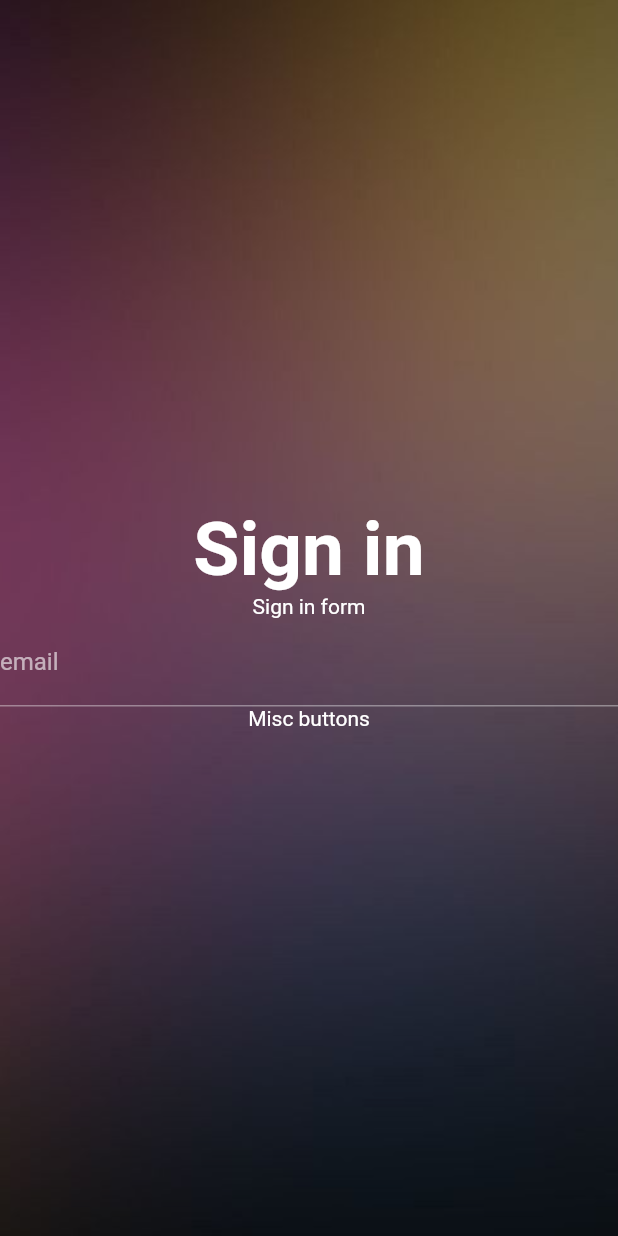
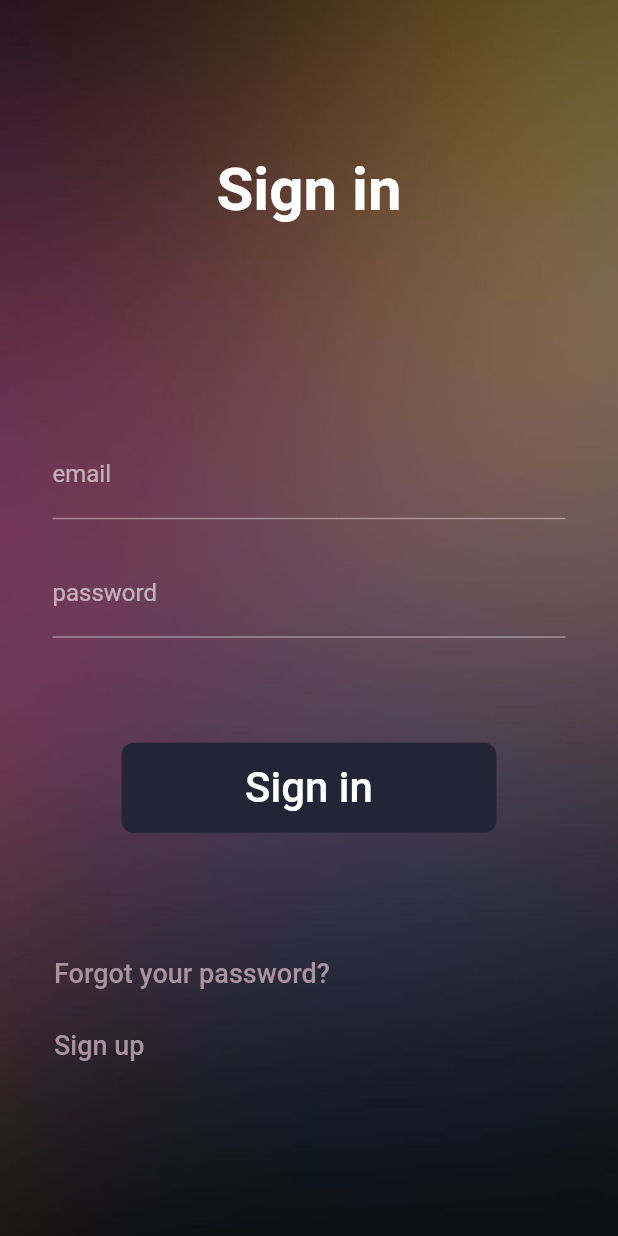
Before and after one commit to JamieThomson97/note_taking_flutter, a Flutter app: the screen it shows after launch, on a phone screen of 412 x 824 dp. Run offline on Flutter 3.47's test engine with Material 2 defaults, Android fonts, the phone set to English and light mode, and no system bars; our stand-ins replace bloc, dartz, firebase_auth, firebase_core, flutter_bloc, freezed_annotation and 3 more; accounts and stored records are empty; generated files the repository leaves out were written again; Roboto replaces fonts that are missing (Proza Libre).

Commit message:
sign in page first pass

```diff
--- /dev/null
+++ b/lib/presentation/colors.dart
@@ -0,0 +1,3 @@
+import 'dart:ui';
+
+Color fadedColor = const Color.fromRGBO(170, 147, 159, 1);
--- a/lib/presentation/sign_in/sign_in_page.dart
+++ b/lib/presentation/sign_in/sign_in_page.dart
@@ -3,6 +3,7 @@ import 'package:flutter/material.dart';
 import 'package:flutter_bloc/flutter_bloc.dart';
 import 'package:note_taking_flutter/application/auth/sign_in_form/bloc/sign_in_form_bloc.dart';
 import 'package:note_taking_flutter/presentation/sign_in/widgets/sign_in_form.dart';
+import 'package:note_taking_flutter/presentation/styles.dart';
 
 import '../../injection.dart';
 
@@ -18,18 +19,43 @@ class SignInPage extends StatelessWidget {
               fit: BoxFit.cover)),
       child: Column(
         children: [
-          const Spacer(),
-          Text("Sign in", style: Theme.of(context).textTheme.headline2),
+          const Spacer(flex: 3),
+          const Text("Sign in",
+              style: TextStyle(
+                fontSize: 40,
+                fontWeight: FontWeight.w600,
+              )),
+          const Spacer(flex: 4),
           BlocProvider(
             create: (context) => getIt<SignInFormBloc>(),
             child: SignInForm(),
           ),
-          Column(
-            children: const [
-              Text("Misc buttons"),
-            ],
+          const SizedBox(
+            height: 70,
           ),
-          const Spacer(),
+          Padding(
+            padding: const EdgeInsets.fromLTRB(20, 0, 0, 0),
+            child: Column(
+              children: [
+                Align(
+                  alignment: Alignment.centerLeft,
+                  child: FlatButton(
+                      onPressed: () => {},
+                      child: Text(
+                        "Forgot your password?",
+                        style: textButtonStyle,
+                      )),
+                ),
+                Align(
+                  alignment: Alignment.centerLeft,
+                  child: FlatButton(
+                      onPressed: () => {},
+                      child: Text("Sign up", style: textButtonStyle)),
+                ),
+              ],
+            ),
+          ),
+          const Spacer(flex: 3),
         ],
       ),
     );
--- a/lib/presentation/sign_in/widgets/sign_in_form.dart
+++ b/lib/presentation/sign_in/widgets/sign_in_form.dart
@@ -11,14 +11,40 @@ class SignInForm extends StatelessWidget {
         // TODO: implement listener
       },
       builder: (context, state) {
-        return Form(
+        return Container(
+          padding: const EdgeInsets.fromLTRB(35, 0, 35, 0),
+          child: Form(
             child: Column(
               children: [
-              const Text("Sign in form"),
                 TextFormField(
                   decoration: const InputDecoration(labelText: 'email'),
                 ),
+                const SizedBox(height: 20),
+                TextFormField(
+                  obscureText: true,
+                  decoration: const InputDecoration(labelText: 'password'),
+                ),
+                const SizedBox(height: 70),
+                ButtonTheme(
+                  minWidth: 250,
+                  height: 60,
+                  child: FlatButton(
+                    onPressed: () => {},
+                    padding: const EdgeInsets.fromLTRB(20, 5, 20, 5),
+                    color: const Color.fromRGBO(37, 36, 54, 1),
+                    shape: RoundedRectangleBorder(
+                      borderRadius: BorderRadius.circular(8.0),
+                    ),
+                    child: const Text(
+                      "Sign in",
+                      style: TextStyle(
+                        fontSize: 28,
+                      ),
+                    ),
+                  ),
+                ),
               ],
+            ),
           ),
         );
       },
--- a/lib/presentation/styles.dart
+++ b/lib/presentation/styles.dart
@@ -1,4 +1,5 @@
 import 'package:flutter/material.dart';
+import 'package:note_taking_flutter/presentation/colors.dart';
 
 ThemeData theme = ThemeData(
     brightness: Brightness.dark,
@@ -9,11 +10,13 @@ ThemeData theme = ThemeData(
       headline1: TextStyle(
           fontSize: 72, fontWeight: FontWeight.bold, color: Colors.blue),
       headline2: TextStyle(
-        fontSize: 50,
-        fontWeight: FontWeight.w600,
+        fontSize: 45,
+        fontWeight: FontWeight.w500,
         color: Colors.white,
       ),
       headline3: TextStyle(fontSize: 36, fontWeight: FontWeight.w300),
       bodyText1: TextStyle(fontSize: 18),
       bodyText2: TextStyle(fontSize: 14),
     ));
+
+TextStyle textButtonStyle = TextStyle(fontSize: 18, color: fadedColor);
```
Lines whose indentation alone changed are shown as unchanged.
